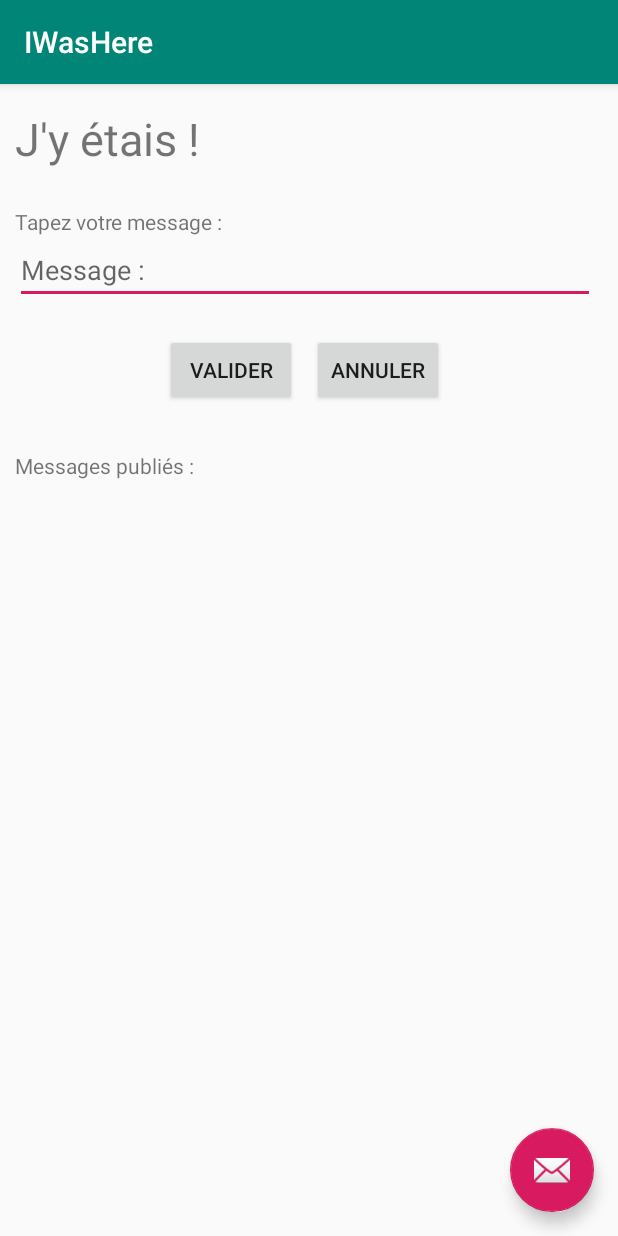
After one commit to ludoviclajournade/Gruppetto, an Android app: the IWasHere screen opened directly, with no data from a screen before it, on a phone screen of 412 x 824 dp. The commit adds this screen. Run offline under Robolectric (Android 15) with nearby library versions, the phone set to English and light mode, and no system bars.

Commit message:
Interface page iwashere

```diff
--- a/app/src/main/AndroidManifest.xml
+++ b/app/src/main/AndroidManifest.xml
@@ -1,7 +1,6 @@
 <?xml version="1.0" encoding="utf-8"?>
 <manifest xmlns:android="http://schemas.android.com/apk/res/android"
     package="com.miage.gruppetto">
-
     <!--
          The ACCESS_COARSE/FINE_LOCATION permissions are not required to use
          Google Maps Android API v2, but you must specify either coarse or fine
@@ -16,7 +15,10 @@
         android:roundIcon="@mipmap/ic_launcher_round"
         android:supportsRtl="true"
         android:theme="@style/AppTheme">
-
+        <activity
+            android:name=".IWasHere"
+            android:label="@string/title_activity_iwas_here"
+            android:theme="@style/AppTheme.NoActionBar"></activity>
         <!--
              The API key for Google Maps-based APIs is defined as a string resource.
              (See the file "res/values/google_maps_api.xml").
@@ -31,14 +33,14 @@
 
         <activity
             android:name=".MapsActivity"
-            android:label="@string/title_activity_maps"></activity>
+            android:label="@string/title_activity_maps" />
         <activity
             android:name=".ui.login.LoginActivity"
             android:label="@string/title_activity_login" />
         <activity
             android:name=".HomeActivity"
             android:label="Gruppetto"
-            android:theme="@style/AppTheme.NoActionBar"/>
+            android:theme="@style/AppTheme.NoActionBar" />
         <activity
             android:name=".MainActivity"
             android:label="@string/app_name">
--- /dev/null
+++ b/app/src/main/java/com/miage/gruppetto/IWasHere.java
@@ -0,0 +1,32 @@
+package com.miage.gruppetto;
+
+import android.os.Bundle;
+
+import com.google.android.material.floatingactionbutton.FloatingActionButton;
+import com.google.android.material.snackbar.Snackbar;
+
+import androidx.appcompat.app.AppCompatActivity;
+import androidx.appcompat.widget.Toolbar;
+
+import android.view.View;
+
+public class IWasHere extends AppCompatActivity {
+
+    @Override
+    protected void onCreate(Bundle savedInstanceState) {
+        super.onCreate(savedInstanceState);
+        setContentView(R.layout.activity_iwas_here);
+        Toolbar toolbar = findViewById(R.id.toolbar);
+        setSupportActionBar(toolbar);
+
+        FloatingActionButton fab = findViewById(R.id.fab);
+        fab.setOnClickListener(new View.OnClickListener() {
+            @Override
+            public void onClick(View view) {
+                Snackbar.make(view, "Replace with your own action", Snackbar.LENGTH_LONG)
+                        .setAction("Action", null).show();
+            }
+        });
+    }
+
+}
--- a/app/src/main/java/com/miage/gruppetto/MainActivity.java
+++ b/app/src/main/java/com/miage/gruppetto/MainActivity.java
@@ -139,7 +139,7 @@ public class MainActivity extends AppCompatActivity {
     private void updateUiWithUser(LoggedInUserView model) {
         String welcome = getString(R.string.welcome) + model.getDisplayName();
         // initiate successful logged in experience
-        Intent myIntent = new Intent(this, HomeActivity.class);
+        Intent myIntent = new Intent(this, IWasHere.class);
         startActivity(myIntent);
         Toast.makeText(getApplicationContext(), welcome, Toast.LENGTH_LONG).show();
     }
--- /dev/null
+++ b/app/src/main/res/layout/activity_iwas_here.xml
@@ -0,0 +1,33 @@
+<?xml version="1.0" encoding="utf-8"?>
+<androidx.coordinatorlayout.widget.CoordinatorLayout xmlns:android="http://schemas.android.com/apk/res/android"
+    xmlns:app="http://schemas.android.com/apk/res-auto"
+    xmlns:tools="http://schemas.android.com/tools"
+    android:layout_width="match_parent"
+    android:layout_height="match_parent"
+    tools:context=".IWasHere">
+
+    <com.google.android.material.appbar.AppBarLayout
+        android:layout_width="match_parent"
+        android:layout_height="wrap_content"
+        android:theme="@style/AppTheme.AppBarOverlay">
+
+        <androidx.appcompat.widget.Toolbar
+            android:id="@+id/toolbar"
+            android:layout_width="match_parent"
+            android:layout_height="?attr/actionBarSize"
+            android:background="?attr/colorPrimary"
+            app:popupTheme="@style/AppTheme.PopupOverlay" />
+
+    </com.google.android.material.appbar.AppBarLayout>
+
+    <include layout="@layout/content_iwas_here" />
+
+    <com.google.android.material.floatingactionbutton.FloatingActionButton
+        android:id="@+id/fab"
+        android:layout_width="wrap_content"
+        android:layout_height="wrap_content"
+        android:layout_gravity="bottom|end"
+        android:layout_margin="@dimen/fab_margin"
+        app:srcCompat="@android:drawable/ic_dialog_email" />
+
+</androidx.coordinatorlayout.widget.CoordinatorLayout>
--- /dev/null
+++ b/app/src/main/res/layout/content_iwas_here.xml
@@ -0,0 +1,109 @@
+<?xml version="1.0" encoding="utf-8"?>
+<androidx.constraintlayout.widget.ConstraintLayout xmlns:android="http://schemas.android.com/apk/res/android"
+    xmlns:app="http://schemas.android.com/apk/res-auto"
+    xmlns:tools="http://schemas.android.com/tools"
+    android:layout_width="match_parent"
+    android:layout_height="match_parent"
+    app:layout_behavior="@string/appbar_scrolling_view_behavior"
+    tools:context=".IWasHere"
+    tools:showIn="@layout/activity_iwas_here">
+
+    <LinearLayout
+        android:layout_marginTop="16dp"
+        android:layout_marginLeft="10dp"
+        android:layout_marginRight="15dp"
+        android:layout_width="match_parent"
+        android:layout_height="match_parent"
+        android:orientation="vertical">
+        <LinearLayout
+            android:layout_width="wrap_content"
+            android:layout_height="wrap_content"
+            android:orientation="horizontal">
+
+            <TextView
+                android:id="@+id/titreJYEtais"
+                android:layout_width="0dp"
+                android:layout_height="wrap_content"
+                android:layout_weight="1"
+                android:text="@string/jy_etais"
+                android:textSize="30dp"/>
+        </LinearLayout>
+
+        <LinearLayout
+            android:layout_width="wrap_content"
+            android:layout_height="wrap_content"
+            android:orientation="horizontal"
+            android:layout_marginTop="25dp">
+            <TextView
+                android:id="@+id/message"
+                android:layout_width="0dp"
+                android:layout_height="wrap_content"
+                android:layout_weight="1"
+                android:text="@string/message" />
+        </LinearLayout>
+
+        <LinearLayout
+            android:layout_width="match_parent"
+            android:layout_height="wrap_content"
+            android:orientation="horizontal">
+            <EditText
+                android:id="@+id/contenuMessage"
+                android:layout_width="match_parent"
+                android:layout_height="wrap_content"
+                android:hint="@string/contenu_message"
+                android:ems="10"
+                android:gravity="start|top"
+                android:inputType="textMultiLine"
+                android:selectAllOnFocus="false"/>
+        </LinearLayout>
+
+        <LinearLayout
+            android:layout_width="wrap_content"
+            android:layout_height="wrap_content"
+            android:orientation="horizontal"
+            android:layout_marginTop="20dp"
+            android:layout_gravity="center">
+            <Button
+                android:id="@+id/boutonValider"
+                android:layout_width="wrap_content"
+                android:layout_height="wrap_content"
+                android:text="@string/bouton_valider"
+                android:layout_marginRight="10dp"
+                />
+            <Button
+                android:id="@+id/boutonAnnuler"
+                android:layout_width="wrap_content"
+                android:layout_height="wrap_content"
+                android:text="@string/bouton_annuler" />
+        </LinearLayout>
+
+        <LinearLayout
+            android:layout_width="wrap_content"
+            android:layout_height="wrap_content"
+            android:orientation="horizontal"
+            android:layout_marginTop="30dp">
+
+            <TextView
+                android:id="@+id/messages_publies"
+                android:layout_width="0dp"
+                android:layout_height="wrap_content"
+                android:layout_weight="1"
+                android:text="@string/messages_publies" />
+        </LinearLayout>
+
+        <LinearLayout
+            android:layout_width="wrap_content"
+            android:layout_height="wrap_content"
+            android:orientation="horizontal">
+            <ListView
+                android:layout_width="match_parent"
+                android:layout_height="match_parent" />
+        </LinearLayout>
+
+
+
+
+
+    </LinearLayout>
+
+</androidx.constraintlayout.widget.ConstraintLayout>
--- a/app/src/main/res/values/strings.xml
+++ b/app/src/main/res/values/strings.xml
@@ -23,4 +23,11 @@
     <string name="invalid_password">Password must be >5 characters</string>
     <string name="login_failed">"Login failed"</string>
     <string name="title_activity_maps">Map</string>
+    <string name="title_activity_iwas_here">IWasHere</string>
+    <string name="message">Tapez votre message :</string>
+    <string name="messages_publies">Messages publiés :</string>
+    <string name="contenu_message">Message :</string>
+    <string name="jy_etais">J\'y étais !</string>
+    <string name="bouton_valider">Valider</string>
+    <string name="bouton_annuler">Annuler</string>
 </resources>
```
